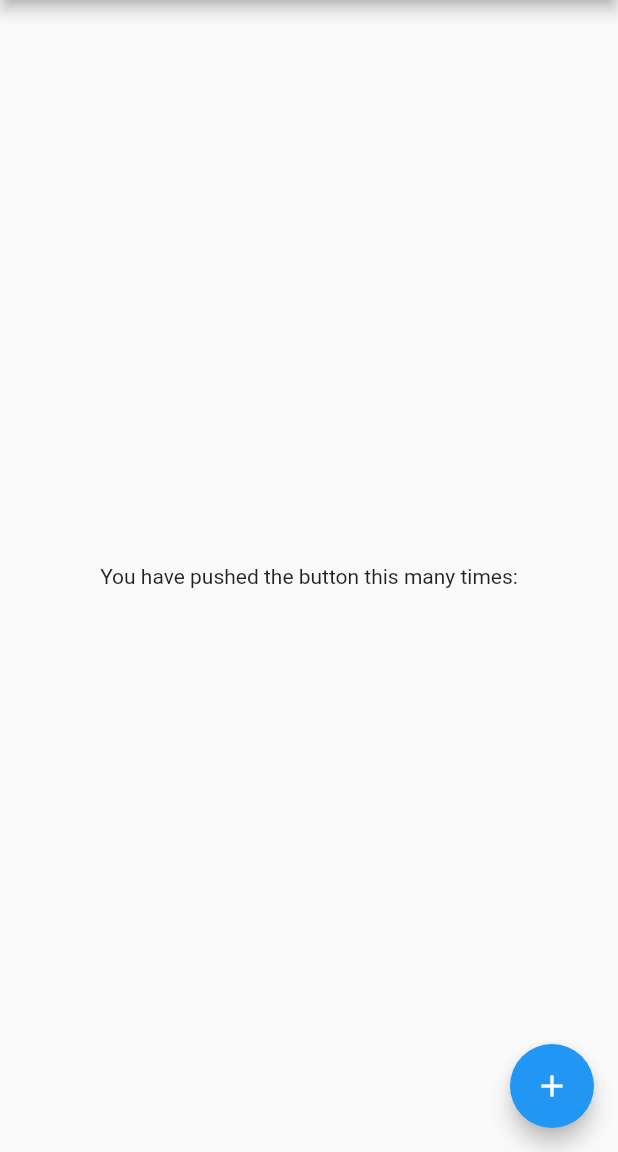
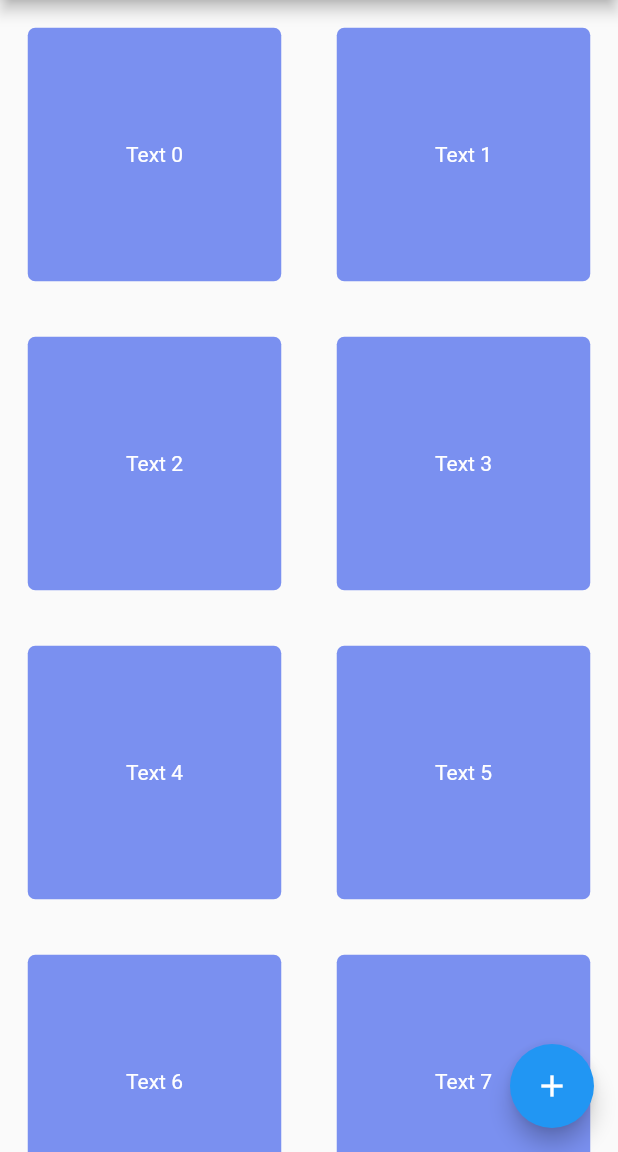
Before and after one commit to desireKonan/MyFeatherBookMobile, a Flutter app: the screen it shows after launch, on a phone screen of 412 x 824 dp, the part 84-1236 px from its top. Run offline on Flutter 3.47's test engine with Material 2 defaults, Android fonts, the phone set to English and light mode, and no system bars; our stand-ins replace sqflite; missing offline and left inert: dart:ffi; accounts and stored records are empty.

Commit message:
Démarrage du premier module avec Flutter

```diff
--- /dev/null
+++ b/lib/components/card_notes.dart
@@ -0,0 +1,27 @@
+import 'package:flutter/material.dart';
+
+class NoteCard extends StatelessWidget {
+  final int index;
+
+  const NoteCard({Key? key, required this.index}) : super(key: key);
+
+  @override
+  Widget build(BuildContext context) {
+    return Container(
+      padding: const EdgeInsets.all(8.0),
+      margin: const EdgeInsets.all(10.5),
+      decoration: BoxDecoration(
+        color: const Color.fromARGB(255, 122, 144, 240),
+        borderRadius: BorderRadius.circular(5.0),
+      ),
+      width: 400,
+      height: 700,
+      child: Center(
+        child: Text(
+          'Text ' + index.toString(),
+          style: const TextStyle(color: Colors.white),
+        ),
+      ),
+    );
+  }
+}
--- a/lib/helpers/constants.dart
+++ b/lib/helpers/constants.dart
@@ -1,3 +1,5 @@
 import 'package:flutter/material.dart';
 
 const textStyle = TextStyle(color: Colors.black, fontSize: 16);
+
+const APP_NAME = 'MyFeatherBook Home Page';
--- a/lib/main.dart
+++ b/lib/main.dart
@@ -1,6 +1,7 @@
 import 'package:flutter/material.dart';
 import 'package:my_feather_book_mobile/screen/counter_page.dart';
 import 'package:my_feather_book_mobile/screen/home_page.dart';
+import 'package:my_feather_book_mobile/screen/notes/note_form_page.dart';
 
 void main() {
   runApp(const MyApp());
@@ -27,9 +28,10 @@ class MyApp extends StatelessWidget {
           primarySwatch: Colors.blue,
         ),
         routes: {
-          '/': (context) => const MyHomePage(title: 'MyFeatherBook Home Page'),
+          '/': (context) => const MyHomePage(),
           '/counter': (context) =>
-              const MyCounterPage(title: 'MyFeatherBookPage')
+              const MyCounterPage(title: 'MyFeatherBookPage'),
+          '/note-form': (context) => const NoteFormPage()
         },
         initialRoute: "/");
   }
--- a/lib/screen/home_page.dart
+++ b/lib/screen/home_page.dart
@@ -1,10 +1,9 @@
 import 'package:flutter/material.dart';
-import 'package:my_feather_book_mobile/helpers/ui_helpers.dart';
+import 'package:my_feather_book_mobile/components/card_notes.dart';
+import 'package:my_feather_book_mobile/screen/template_page.dart';
 
 class MyHomePage extends StatefulWidget {
-  const MyHomePage({Key? key, required this.title}) : super(key: key);
-
-  final String title;
+  const MyHomePage({Key? key}) : super(key: key);
 
   @override
   State<MyHomePage> createState() => _MyHomePageState();
@@ -12,37 +11,28 @@ class MyHomePage extends StatefulWidget {
 
 class _MyHomePageState extends State<MyHomePage> {
   void _passToScreen() {
-    Navigator.pushNamed(context, '/counter');
+    Navigator.pushNamed(context, '/note-form');
   }
 
   @override
   Widget build(BuildContext context) {
-    return Scaffold(
-      appBar: AppBar(
-        // Here we take the value from the MyHomePage object that was created by
-        // the App.build method, and use it to set our appbar title.
-        title: Text(widget.title),
-      ),
-
-      drawer: buildDrawer(context),
-
-      body: Center(
-        // Center is a layout widget. It takes a single child and positions it
-        // in the middle of the parent.
-        child: Column(
-          mainAxisAlignment: MainAxisAlignment.center,
-          children: const <Widget>[
-            Text(
-              'You have pushed the button this many times:',
-            )
-          ],
-        ),
+    return TemplatePage(
+      content: GridView.count(
+        crossAxisCount: 2,
+        children: List.generate(10, (index) {
+          return Container(
+            margin: const EdgeInsets.symmetric(vertical: 8.0, horizontal: 8.0),
+            child: NoteCard(
+              index: index,
+            ),
+          );
+        }),
       ),
       floatingActionButton: FloatingActionButton(
         onPressed: _passToScreen,
         tooltip: 'Increment',
         child: const Icon(Icons.add),
-      ), // This trailing comma makes auto-formatting nicer for build methods.
+      ),
     );
   }
 }
--- /dev/null
+++ b/lib/screen/template_page.dart
@@ -0,0 +1,36 @@
+import 'package:flutter/material.dart';
+import 'package:my_feather_book_mobile/helpers/constants.dart';
+import 'package:my_feather_book_mobile/helpers/ui_helpers.dart';
+
+class TemplatePage extends StatefulWidget {
+  final Widget content;
+
+  final FloatingActionButton? floatingActionButton;
+
+  const TemplatePage(
+      {Key? key, required this.content, this.floatingActionButton})
+      : super(key: key);
+
+  @override
+  State<TemplatePage> createState() => _TemplatePageState();
+}
+
+class _TemplatePageState extends State<TemplatePage> {
+  @override
+  Widget build(BuildContext context) {
+    return Scaffold(
+      appBar: AppBar(
+        // Here we take the value from the TemplatePage object that was created by
+        // the App.build method, and use it to set our appbar title.
+        title: const Text(APP_NAME),
+      ),
+
+      drawer: buildDrawer(context),
+
+      body: widget.content,
+
+      floatingActionButton: widget
+          .floatingActionButton, // This trailing comma makes auto-formatting nicer for build methods.
+    );
+  }
+}
--- a/pubspec.yaml
+++ b/pubspec.yaml
@@ -29,6 +29,8 @@ environment:
 dependencies:
   flutter:
     sdk: flutter
+  sqflite: ^2.0.3+1
+  path:
 
 
   # The following adds the Cupertino Icons font to your application.
```
Also changed, not shown: lib/config/database.dart (added, +41 -0 lines), lib/models/notes.dart (added, +36 -0 lines), lib/repository/note_repository.dart (added, +18 -0 lines), lib/screen/notes/note_form_page.dart (added, +120 -0 lines), lib/components/list_notes.dart (deleted), pubspec.lock, 2 other files.
